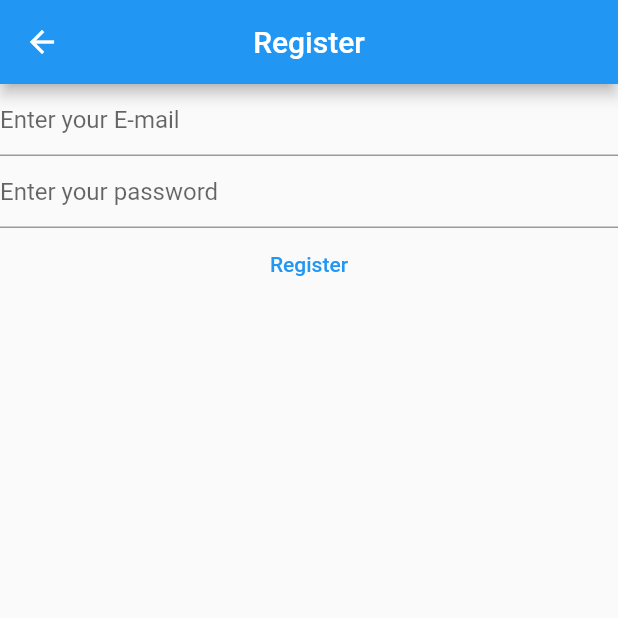
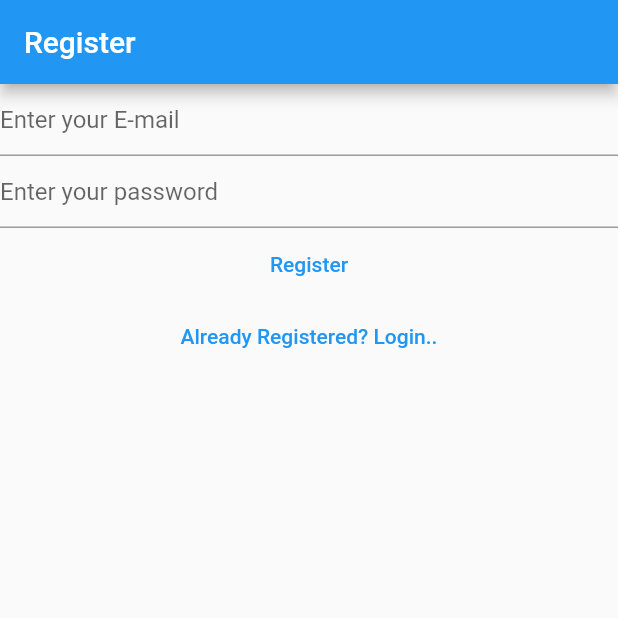
Before and after one commit to malikrasaq/notesapp, a Flutter app: the RegisterView screen opened directly, on a phone screen of 412 x 824 dp, the top half of it. Run offline on Flutter 3.47's test engine with Material 2 defaults, Android fonts, the phone set to English and light mode, and no system bars; our stand-ins replace firebase_auth, firebase_core; accounts and stored records are empty.

Commit message:
Fixed routes

```diff
--- a/lib/views/register_view.dart
+++ b/lib/views/register_view.dart
@@ -31,18 +31,8 @@ class _RegisterViewState extends State<RegisterView> {
   @override
   Widget build(BuildContext context) {
    return Scaffold(
-        appBar: AppBar(
-          title: const Text('Register'),
-          centerTitle: true,
-        ),
-        body: FutureBuilder(
-            future: Firebase.initializeApp(
-              options: DefaultFirebaseOptions.currentPlatform,
-            ),
-            builder: (context, snapshot) {
-              switch (snapshot.connectionState) {
-                case ConnectionState.done:
-                  return Column(children: [
+     appBar: AppBar(title: const Text('Register')),
+     body: Column(children: [
         TextField(
           autocorrect: false,
           enableSuggestions: false,
@@ -81,11 +71,11 @@ class _RegisterViewState extends State<RegisterView> {
             }
           },
           child: const Text('Register'),
-                    )
-                  ]);
-                default:
-                  return const Text('is Loading....');
-              }
-            }));
+        ),
+        TextButton(onPressed: () {
+          Navigator.of(context).pushNamedAndRemoveUntil('/login/', (route) => false);
+        }, child: const Text('Already Registered? Login..')),
+      ]),
+   );
   }
 }
```
Also changed, not shown: lib/main.dart (+17 -12 lines), lib/views/login_view.dart (+10 -17 lines), lib/views/verify_email.dart (added, +27 -0 lines). Lines whose indentation alone changed are shown as unchanged.
